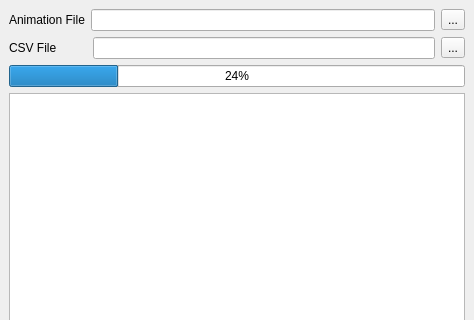
First picture: the form in ui/main.ui, repository iceanimations/createShots, before the edit; both pictures show x 0 to 474 and y 0 to 320 of the 474 by 624 pixel window.
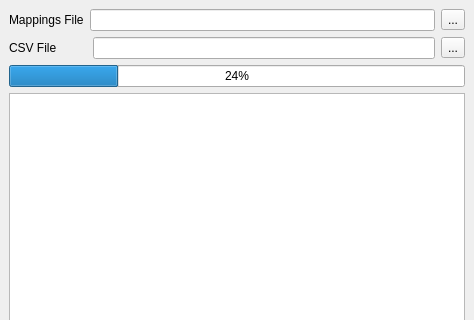
Second picture: the form after the edit.

The edit to the form file:
```diff
--- a/ui/main.ui
+++ b/ui/main.ui
@@ -20,7 +20,7 @@
       <item>
        <widget class="QLabel" name="label">
         <property name="text">
-         <string>Animation File</string>
+         <string>Mappings File</string>
         </property>
        </widget>
       </item>
```
Left out of the diff: 5 changed lines with no effect on the pictures.
